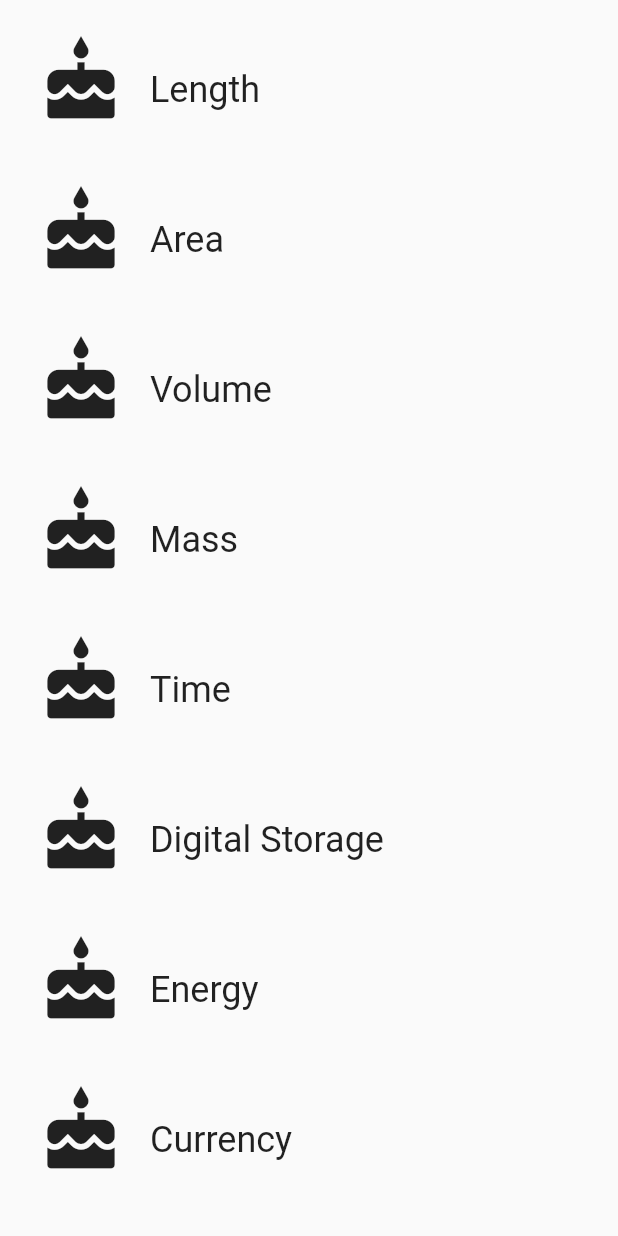
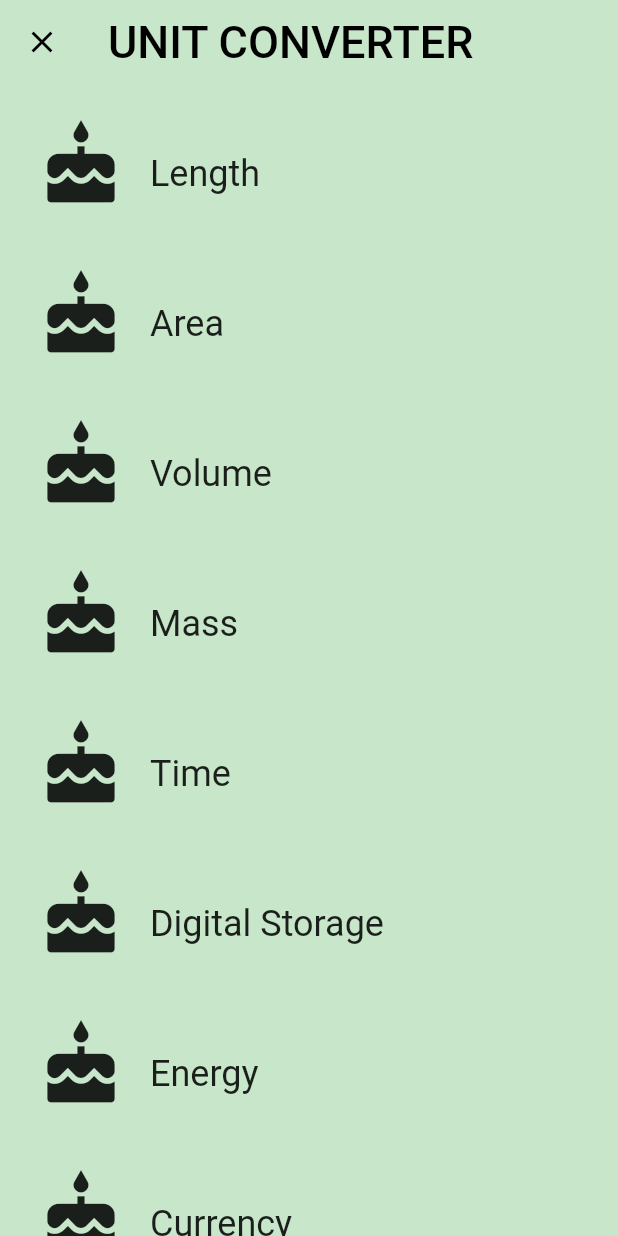
Before and after one commit to Mubanga/Udacity-FlutterDev-Lesson-1, a Flutter app: the CategoryScreen screen opened directly, on a phone screen of 412 x 824 dp. Run offline on Flutter 3.47's test engine with Material 2 defaults, Android fonts, the phone set to English and light mode, and no system bars.

Commit message:
Lesson 1 Task 19 - Code Navigation for the Unit Converter Completed.

```diff
--- a/lib/model/categories.dart
+++ b/lib/model/categories.dart
@@ -5,16 +5,30 @@ import 'package:flutter/material.dart';
 
 const _categoryIcon = Icons.cake;
 
+const _baseColors = <Color>[
+  Colors.teal,
+  Colors.orange,
+  Colors.pinkAccent,
+  Colors.blueAccent,
+  Colors.yellow,
+  Colors.greenAccent,
+  Colors.purpleAccent,
+  Colors.red,
+];
+
 class Categories {
   final List<Unit> _categories = [
-    Unit(unitName: "Length", unitIcon: _categoryIcon),
-    Unit(unitName: "Area", unitIcon: _categoryIcon),
-    Unit(unitName: "Volume", unitIcon: _categoryIcon),
-    Unit(unitName: "Mass", unitIcon: _categoryIcon),
-    Unit(unitName: "Time", unitIcon: _categoryIcon),
-    Unit(unitName: "Digital Storage", unitIcon: _categoryIcon),
-    Unit(unitName: "Energy", unitIcon: _categoryIcon),
-    Unit(unitName: "Currency", unitIcon: _categoryIcon),
+    Unit(unitName: "Length", unitIcon: _categoryIcon, colour: _baseColors[0]),
+    Unit(unitName: "Area", unitIcon: _categoryIcon, colour: _baseColors[1]),
+    Unit(unitName: "Volume", unitIcon: _categoryIcon, colour: _baseColors[2]),
+    Unit(unitName: "Mass", unitIcon: _categoryIcon, colour: _baseColors[3]),
+    Unit(unitName: "Time", unitIcon: _categoryIcon, colour: _baseColors[4]),
+    Unit(
+        unitName: "Digital Storage",
+        unitIcon: _categoryIcon,
+        colour: _baseColors[5]),
+    Unit(unitName: "Energy", unitIcon: _categoryIcon, colour: _baseColors[6]),
+    Unit(unitName: "Currency", unitIcon: _categoryIcon, colour: _baseColors[7]),
   ];
 
   UnmodifiableListView<Unit> get categoriesList {
--- a/lib/model/units_model.dart
+++ b/lib/model/units_model.dart
@@ -3,8 +3,22 @@ import 'package:flutter/cupertino.dart';
 class Unit {
   String unitName;
   IconData unitIcon;
+  Color colour;
+  final double conversion;
 
-  Unit({@required this.unitName, @required this.unitIcon})
+  Unit(
+      {@required this.unitName,
+      @required this.unitIcon,
+      @required this.colour,
+      this.conversion})
       : assert(unitName != null),
-        assert(unitIcon != null);
+        assert(unitIcon != null),
+        assert(colour != null);
+
+  /// Creates a [Unit] from a JSON object.
+  Unit.fromJson(Map jsonMap)
+      : assert(jsonMap['name'] != null),
+        assert(jsonMap['conversion'] != null),
+        unitName = jsonMap['name'],
+        conversion = jsonMap['conversion'].toDouble();
 }
--- a/lib/screens/category_screen.dart
+++ b/lib/screens/category_screen.dart
@@ -2,6 +2,7 @@ import 'package:flutter/material.dart';
 import 'package:provider/provider.dart';
 import 'package:task_02_category_widget/model/categories.dart';
 import 'package:task_02_category_widget/widgets/category_tile.dart';
+import 'package:task_02_category_widget/router.dart' as router;
 
 const _baseColors = <Color>[
   Colors.teal,
@@ -22,7 +23,21 @@ class CategoryScreen extends StatefulWidget {
 class _CategoryScreenState extends State<CategoryScreen> {
   @override
   Widget build(BuildContext context) {
-    return ListView.builder(
+    return Scaffold(
+      appBar: AppBar(
+        leading: Icon(
+          Icons.close,
+          color: Colors.black,
+        ),
+        title: Text(
+          "UNIT CONVERTER",
+          style: TextStyle(fontSize: 30.0, color: Colors.black),
+        ),
+        backgroundColor: Colors.transparent,
+        elevation: 0,
+      ),
+      backgroundColor: Colors.green[100],
+      body: ListView.builder(
           itemCount: Provider.of<Categories>(context).categoriesCount,
           itemBuilder: (context, int itemIndex) {
             return CategoryTile(
@@ -33,7 +48,12 @@ class _CategoryScreenState extends State<CategoryScreen> {
               iconLocation: Provider.of<Categories>(context)
                   .categoriesList[itemIndex]
                   .unitIcon,
+              onClick: () {
+                Navigator.pushNamed(context, router.ConverterScreenRoute,
+                    arguments: itemIndex);
+              },
             );
-        });
+          }),
+    );
   }
 }
--- a/lib/widgets/category_tile.dart
+++ b/lib/widgets/category_tile.dart
@@ -60,9 +60,7 @@ class CategoryTile extends StatelessWidget {
           splashColor: color,
           // We can use either the () => function() or the () { function(); }
           // syntax.
-          onTap: () {
-            print('I was tapped!');
-          },
+          onTap: onClick,
           child: Padding(
             padding: EdgeInsets.all(8.0),
             child: Row(
```
Also changed, not shown: lib/main.dart (+5 -16 lines), lib/router.dart (added, +41 -0 lines), lib/screens/converter_screen.dart (added, +70 -0 lines), lib/screens/undefined_screen.dart (added, +11 -0 lines). Lines whose indentation alone changed are shown as unchanged.
